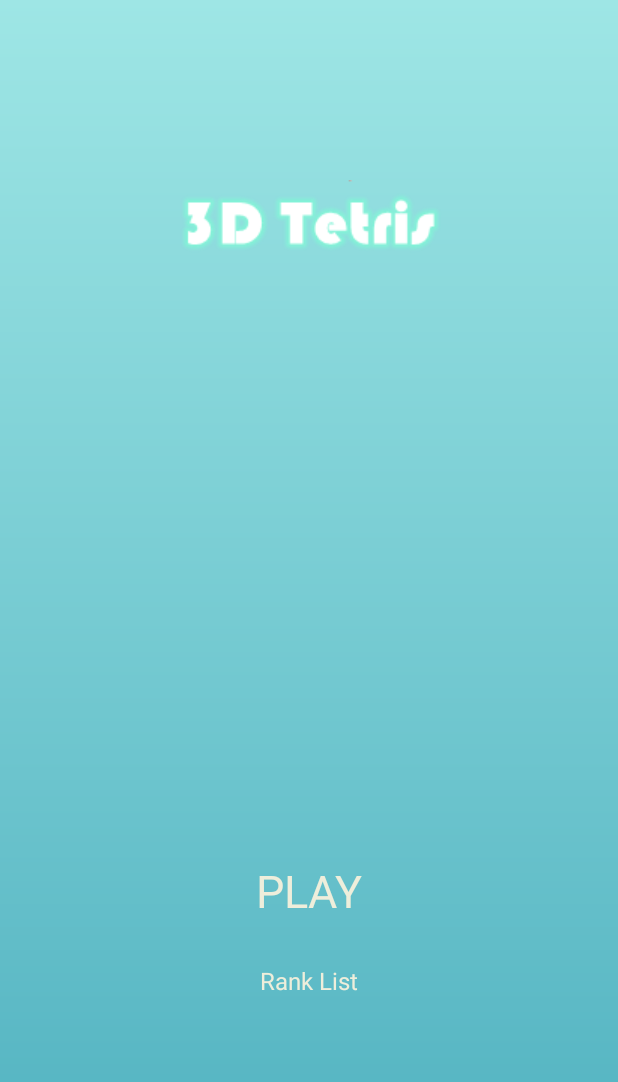
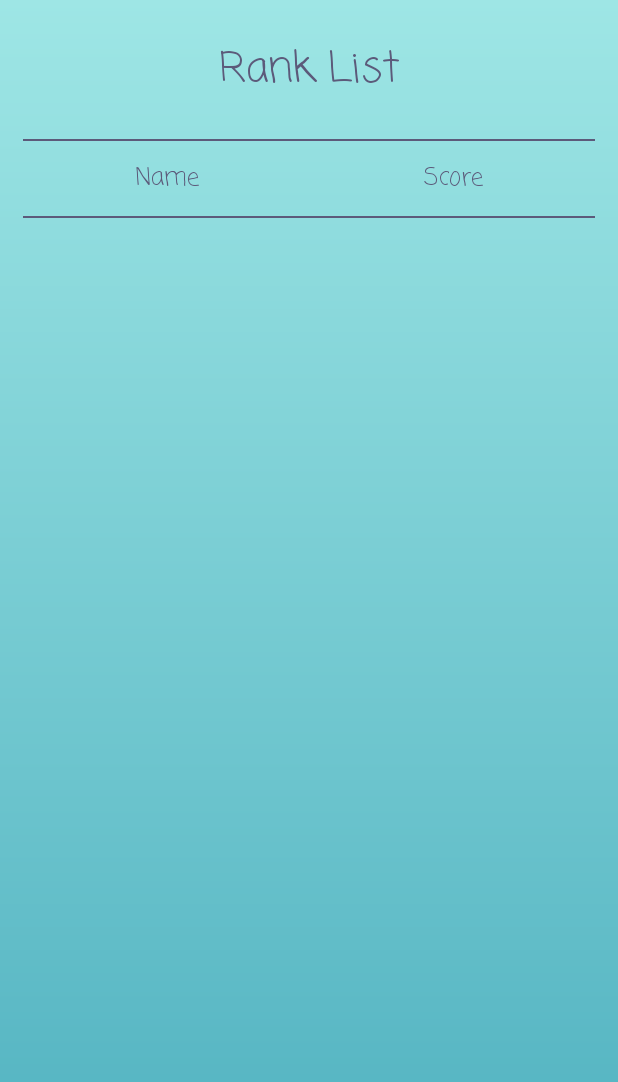
Before and after one commit to ckyA/final_project_3d_tetris, an Android app: the screen it shows after launch (MainActivity before the commit, RankListActivity after it), after a tap on "Rank List", on a phone screen of 412 x 824 dp. Shown: the top 1082 px of the screen. Run offline under Robolectric (Android 15) with nearby library versions, the phone set to English and light mode, and no system bars.

Commit message:
rank list finished

```diff
--- a/app/src/main/java/com/cky/a3dtetris/GameManager.java
+++ b/app/src/main/java/com/cky/a3dtetris/GameManager.java
@@ -9,6 +9,8 @@ import android.util.Log;
 import android.view.View;
 import android.widget.EditText;
 
+import com.cky.a3dtetris.rank.RankItem;
+import com.cky.a3dtetris.rank.RankManager;
 import com.cky.a3dtetris.shape.BaseBlock;
 import com.cky.a3dtetris.shape.BlockType;
 import com.cky.a3dtetris.shape.Floor;
@@ -131,6 +133,9 @@ public class GameManager {
             @Override
             public void onClick(View v) {
                 String name = editText.getText().toString();
+                RankManager.getManager().getRankList().add(new RankItem(name, score));
+                RankManager.getManager().saveList();
+
                 editText.setText(null);
                 editText.setHint(R.string.save_successful);
                 editText.setEnabled(false);
--- a/app/src/main/java/com/cky/a3dtetris/MainActivity.java
+++ b/app/src/main/java/com/cky/a3dtetris/MainActivity.java
@@ -5,6 +5,7 @@ import android.support.v7.app.AppCompatActivity;
 import android.os.Bundle;
 import android.view.View;
 
+import com.cky.a3dtetris.rank.RankListActivity;
 import com.cky.a3dtetris.rank.RankManager;
 
 public class MainActivity extends AppCompatActivity {
@@ -29,7 +30,7 @@ public class MainActivity extends AppCompatActivity {
     }
 
     public void rank(View view) {
-        // todo
+        startActivity(new Intent(this, RankListActivity.class));
     }
 
     public void settings(View view) {
--- /dev/null
+++ b/app/src/main/java/com/cky/a3dtetris/rank/RankListActivity.java
@@ -0,0 +1,19 @@
+package com.cky.a3dtetris.rank;
+
+import android.app.Activity;
+import android.os.Bundle;
+import android.widget.ListView;
+import android.widget.SimpleAdapter;
+
+import com.cky.a3dtetris.R;
+
+public class RankListActivity extends Activity {
+
+    @Override
+    protected void onCreate(Bundle savedInstanceState) {
+        super.onCreate(savedInstanceState);
+        setContentView(R.layout.activity_rank_list);
+        ListView listView = findViewById(R.id.lv_rank_list);
+        listView.setAdapter(new RankListAdapter(this));
+    }
+}
--- a/app/src/main/java/com/cky/a3dtetris/rank/RankManager.java
+++ b/app/src/main/java/com/cky/a3dtetris/rank/RankManager.java
@@ -26,6 +26,7 @@ public class RankManager {
     }
 
     public static void destroy() {
+        manager.saveList();
         manager = null;
     }
 
@@ -33,7 +34,33 @@ public class RankManager {
         return manager;
     }
 
-    private void savaList() {
+    public ArrayList<RankItem> getRankList() {
+        if (rankList == null) {
+            rankList = new ArrayList<>();
+        }
+        return rankList;
+    }
+
+    public void rank() {
+        if (rankList == null) {
+            rankList = new ArrayList<>();
+        } else {
+            // rank
+            for (int i = 0; i < rankList.size(); i++) {
+                int maxIndex = i;
+                for (int j = i; j < rankList.size(); j++) {
+                    if (rankList.get(j).getScore() > rankList.get(maxIndex).getScore()) {
+                        maxIndex = j;
+                    }
+                }
+                RankItem temp = rankList.get(i);
+                rankList.set(i, rankList.get(maxIndex));
+                rankList.set(maxIndex, temp);
+            }
+        }
+    }
+
+    public void saveList() {
         if (rankList == null) {
             return;
         }
--- /dev/null
+++ b/app/src/main/res/layout/activity_rank_list.xml
@@ -0,0 +1,69 @@
+<?xml version="1.0" encoding="utf-8"?>
+<RelativeLayout xmlns:android="http://schemas.android.com/apk/res/android"
+    android:layout_width="match_parent"
+    android:layout_height="match_parent"
+    android:background="@drawable/enter_background">
+
+    <TextView
+        android:id="@+id/title_rl"
+        android:layout_width="match_parent"
+        android:layout_height="wrap_content"
+        android:layout_margin="25dp"
+        android:fontFamily="casual"
+        android:gravity="center"
+        android:text="@string/rank_list"
+        android:textColor="@color/grade"
+        android:textSize="27sp" />
+
+    <View
+        android:id="@+id/cut_off_1"
+        android:layout_width="match_parent"
+        android:layout_height="1dp"
+        android:layout_below="@id/title_rl"
+        android:layout_marginEnd="15dp"
+        android:layout_marginStart="15dp"
+        android:background="@color/grade" />
+
+    <TextView
+        android:layout_width="wrap_content"
+        android:layout_height="50dp"
+        android:layout_below="@id/cut_off_1"
+        android:layout_marginStart="90dp"
+        android:fontFamily="casual"
+        android:gravity="center"
+        android:text="@string/name"
+        android:textColor="@color/grade"
+        android:textSize="16sp" />
+
+    <TextView
+        android:layout_width="wrap_content"
+        android:layout_height="50dp"
+        android:layout_alignParentEnd="true"
+        android:layout_below="@id/cut_off_1"
+        android:layout_marginEnd="90dp"
+        android:fontFamily="casual"
+        android:gravity="center"
+        android:text="@string/score"
+        android:textColor="@color/grade"
+        android:textSize="16sp" />
+
+    <View
+        android:id="@+id/cut_off_2"
+        android:layout_width="match_parent"
+        android:layout_height="1dp"
+        android:layout_below="@id/cut_off_1"
+        android:layout_marginEnd="15dp"
+        android:layout_marginStart="15dp"
+        android:layout_marginTop="50dp"
+        android:background="@color/grade" />
+
+    <ListView
+        android:id="@+id/lv_rank_list"
+        android:layout_width="match_parent"
+        android:layout_height="wrap_content"
+        android:layout_below="@id/cut_off_2"
+        android:layout_marginBottom="30dp"
+        android:layout_marginEnd="30dp"
+        android:layout_marginStart="30dp"
+        android:scrollbars="none" />
+</RelativeLayout>
--- a/app/src/main/res/values/strings.xml
+++ b/app/src/main/res/values/strings.xml
@@ -13,4 +13,6 @@
     <string name="save">save</string>
     <string name="input_your_name_and_save_the_score">Input your name.</string>
     <string name="save_successful">Save successful</string>
+    <string name="name">Name</string>
+    <string name="score">Score</string>
 </resources>
```
Also changed, not shown: app/src/main/AndroidManifest.xml (+4 -4 lines), app/src/main/java/com/cky/a3dtetris/rank/RankListAdapter.java (added, +66 -0 lines), app/src/main/res/layout/item_rank_list.xml (added, +29 -0 lines).
